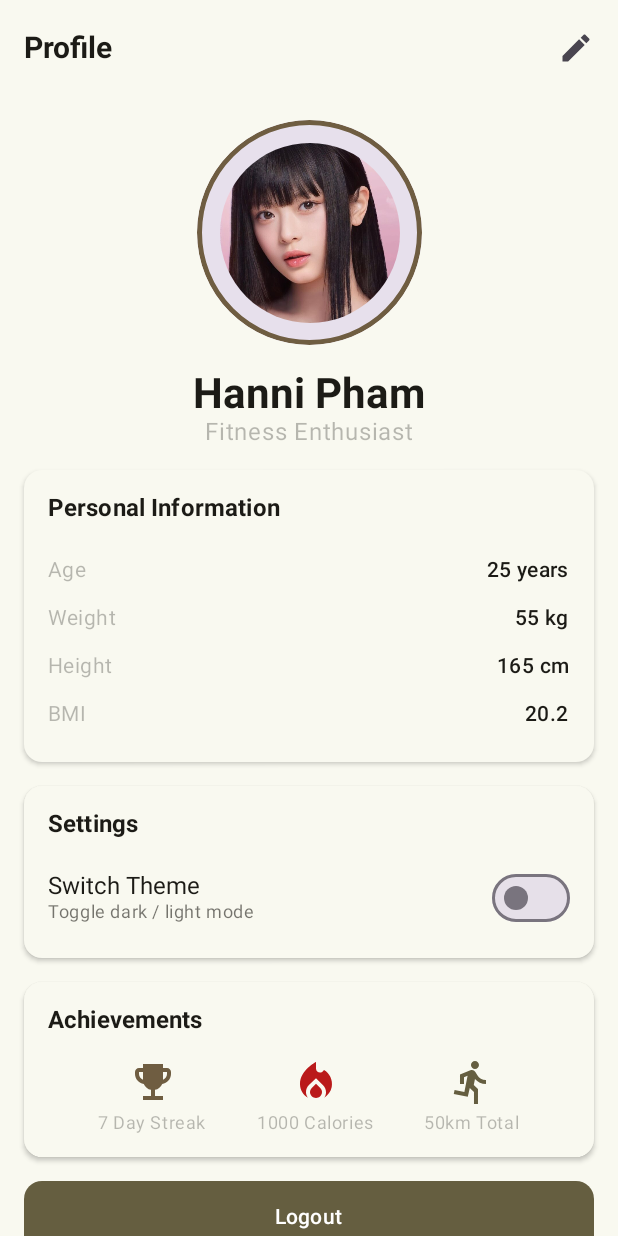
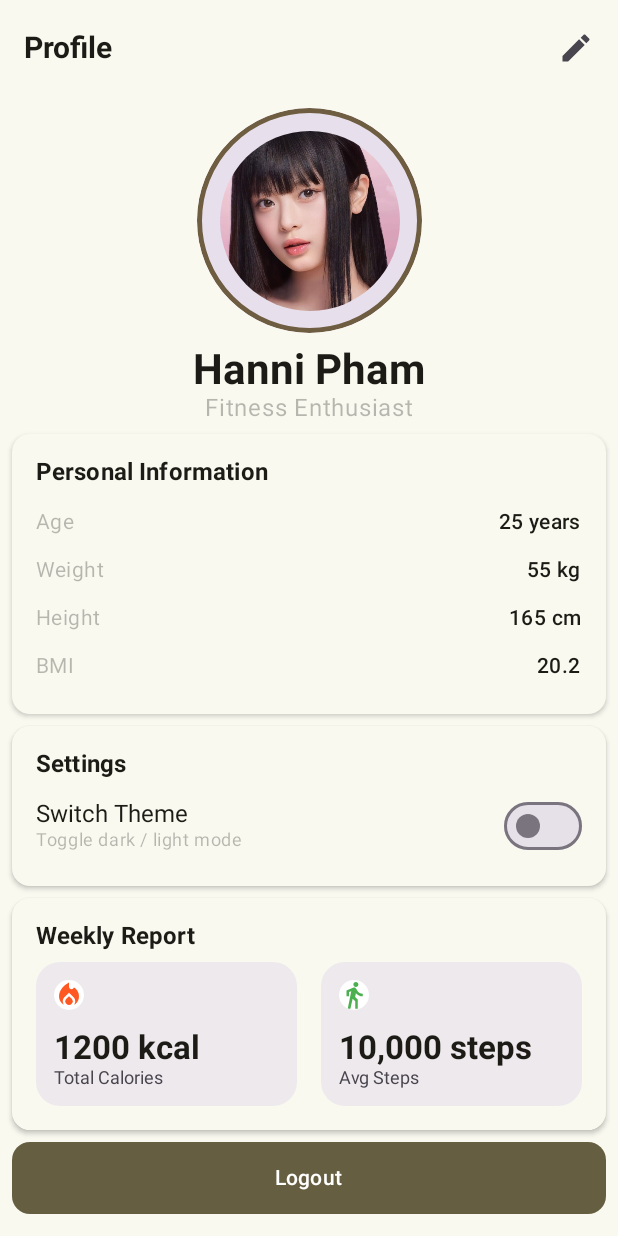
Before and after one commit to KidKyzo/Smart-Fit, an Android app built with Jetpack Compose: the profile_screen screen opened through its navigation route, on a phone screen of 412 x 824 dp. Run offline under Robolectric (Android 15) with nearby library versions, the phone set to English and light mode, and no system bars.

Commit message:
Refactoring Profile Page

```diff
--- a/app/src/main/java/com/example/smartfit/AppNav.kt
+++ b/app/src/main/java/com/example/smartfit/AppNav.kt
@@ -104,7 +104,6 @@ fun AppNav(themeViewModel: ThemeViewModel) {
             ProfileScreen(
                 themeViewModel = themeViewModel,
                 userViewModel = userViewModel,
-                onBack = { navController.popBackStack() }
             )
         }
     }
--- a/app/src/main/java/com/example/smartfit/data/repository/UserRepository.kt
+++ b/app/src/main/java/com/example/smartfit/data/repository/UserRepository.kt
@@ -3,22 +3,14 @@ package com.example.smartfit.data.repository
 import android.content.Context
 import com.example.smartfit.data.datastore.UserPreferences
 import kotlinx.coroutines.flow.Flow
+import kotlinx.coroutines.flow.map
 
 class UserRepository(context: Context) {
 
     private val userPreferences = UserPreferences(context)
 
-    val theme: Flow<Boolean> = userPreferences.themeFlow as Flow<Boolean>
-
-    suspend fun saveTheme(isDarkMode: Boolean) {
-        userPreferences.saveTheme(isDarkMode)
-    }
-
+    val theme: Flow<Boolean> = userPreferences.themeFlow.map { it ?: false }
     val stepGoal: Flow<Int> = userPreferences.stepGoalFlow
-
-    suspend fun saveStepGoal(goal: Int) {
-        userPreferences.saveStepGoal(goal)
-    }
 
     val isLoggedIn: Flow<Boolean> = userPreferences.isLoggedInFlow
 
--- a/app/src/main/java/com/example/smartfit/screens/home/HomeScreen.kt
+++ b/app/src/main/java/com/example/smartfit/screens/home/HomeScreen.kt
@@ -6,6 +6,7 @@ import androidx.compose.material.icons.Icons
 import androidx.compose.material.icons.automirrored.filled.DirectionsWalk
 import androidx.compose.material.icons.filled.Home
 import androidx.compose.material.icons.filled.Person
+import androidx.compose.material.icons.filled.Stairs
 import androidx.compose.material3.Icon
 import androidx.compose.material3.MaterialTheme
 import androidx.compose.material3.NavigationBar
@@ -104,7 +105,6 @@ fun ScreenContent(
         2 -> ProfileScreen(
             themeViewModel = themeViewModel,
             userViewModel = userViewModel,
-            onBack = { onNavigate(0) }
         )
     }
 }
--- a/app/src/main/java/com/example/smartfit/screens/profile/ProfileScreen.kt
+++ b/app/src/main/java/com/example/smartfit/screens/profile/ProfileScreen.kt
@@ -17,13 +17,15 @@ import androidx.compose.foundation.layout.height
 import androidx.compose.foundation.layout.padding
 import androidx.compose.foundation.layout.size
 import androidx.compose.foundation.lazy.LazyColumn
+import androidx.compose.foundation.shape.CircleShape
+import androidx.compose.foundation.shape.RoundedCornerShape
 import androidx.compose.material.icons.Icons
-import androidx.compose.material.icons.automirrored.filled.ArrowBack
-import androidx.compose.material.icons.automirrored.filled.DirectionsRun
+import androidx.compose.material.icons.automirrored.filled.DirectionsWalk
 import androidx.compose.material.icons.filled.Edit
-import androidx.compose.material.icons.filled.EmojiEvents
 import androidx.compose.material.icons.filled.LocalFireDepartment
 import androidx.compose.material3.AlertDialog
+import androidx.compose.material3.Card
+import androidx.compose.material3.CardDefaults
 import androidx.compose.material3.ExperimentalMaterial3Api
 import androidx.compose.material3.Icon
 import androidx.compose.material3.IconButton
@@ -42,11 +44,14 @@ import androidx.compose.runtime.setValue
 import androidx.compose.ui.Alignment
 import androidx.compose.ui.Modifier
 import androidx.compose.ui.draw.clip
+import androidx.compose.ui.graphics.Color
+import androidx.compose.ui.graphics.vector.ImageVector
 import androidx.compose.ui.layout.ContentScale
 import androidx.compose.ui.res.painterResource
 import androidx.compose.ui.text.font.FontWeight
+import androidx.compose.ui.unit.dp
+import androidx.compose.ui.unit.sp
 import com.example.smartfit.R
-import com.example.smartfit.Routes
 import com.example.smartfit.ui.designsystem.Alpha
 import com.example.smartfit.ui.designsystem.AppButton
 import com.example.smartfit.ui.designsystem.AppCard
@@ -66,8 +71,8 @@ import com.example.smartfit.viewmodel.UserViewModel
 @Composable
 fun ProfileScreen(
     themeViewModel: ThemeViewModel,
-    userViewModel: UserViewModel,
-    onBack: () -> Unit
+    userViewModel: UserViewModel
+
 ) {
     val isDarkTheme by themeViewModel.isDarkTheme.collectAsState()
     var userName by remember { mutableStateOf("Hanni Pham") }
@@ -92,8 +97,8 @@ fun ProfileScreen(
             modifier = Modifier
                 .fillMaxSize()
                 .padding(padding),
-            contentPadding = PaddingValues(Spacing.md),
-            verticalArrangement = Arrangement.spacedBy(Spacing.md)
+            contentPadding = PaddingValues(Spacing.sm),
+            verticalArrangement = Arrangement.spacedBy(Spacing.sm)
         ) {
             item {
                 // Profile Header
@@ -122,7 +127,7 @@ fun ProfileScreen(
                         )
                     }
 
-                    Spacer(modifier = Modifier.height(Spacing.md))
+                    Spacer(modifier = Modifier.height(Spacing.sm))
 
                     Text(
                         text = userName,
@@ -145,7 +150,7 @@ fun ProfileScreen(
                     elevation = 1
                 ) {
                     SectionHeader(title = "Personal Information")
-                    Spacer(modifier = Modifier.height(Spacing.md))
+                    Spacer(modifier = Modifier.height(Spacing.sm))
 
                     InfoRow("Age", "$userAge years")
                     InfoRow("Weight", "$userWeight kg")
@@ -161,7 +166,7 @@ fun ProfileScreen(
                     elevation = 1
                 ) {
                     SectionHeader(title = "Settings")
-                    Spacer(modifier = Modifier.height(Spacing.md))
+                    Spacer(modifier = Modifier.height(Spacing.sm))
 
                     Row(
                         modifier = Modifier.fillMaxWidth(),
@@ -176,7 +181,7 @@ fun ProfileScreen(
                             Text(
                                 text = "Toggle dark / light mode",
                                 style = MaterialTheme.typography.bodySmall,
-                                color = MaterialTheme.colorScheme.onSurface.copy(alpha = 0.6f)
+                                color = MaterialTheme.colorScheme.onSurface.copy(alpha = Alpha.medium)
                             )
                         }
                         Switch(
@@ -191,36 +196,39 @@ fun ProfileScreen(
             }
 
             item {
-                // Achievement Card
+                // Weekly Report Card - Refactored to match other cards
                 AppCard(
                     modifier = Modifier.fillMaxWidth(),
                     elevation = 1
                 ) {
-                    SectionHeader(title = "Achievements")
-                    Spacer(modifier = Modifier.height(Spacing.md))
+                    SectionHeader(title = "Weekly Report")
+                    Spacer(modifier = Modifier.height(Spacing.sm))
 
                     Row(
                         modifier = Modifier.fillMaxWidth(),
-                        horizontalArrangement = Arrangement.SpaceEvenly
+                        horizontalArrangement = Arrangement.spacedBy(16.dp)
                     ) {
-                        AchievementItem(
-                            icon = Icons.Default.EmojiEvents,
-                            title = "7 Day Streak",
-                            color = MaterialTheme.colorScheme.primary
+                        // Calories Card
+                        ReportCard(
+                            modifier = Modifier.weight(1f),
+                            title = "Total Calories",
+                            value = "1200 kcal",
+                            icon = Icons.Default.LocalFireDepartment,
+                            iconTint = Color(0xFFFF5722) // Orange/Red
                         )
-                        AchievementItem(
-                            icon = Icons.Default.LocalFireDepartment,
-                            title = "1000 Calories",
-                            color = MaterialTheme.colorScheme.error
-                        )
-                        AchievementItem(
-                            icon = Icons.AutoMirrored.Filled.DirectionsRun,
-                            title = "50km Total",
-                            color = MaterialTheme.colorScheme.secondary
+
+                        // Steps Card
+                        ReportCard(
+                            modifier = Modifier.weight(1f),
+                            title = "Avg Steps",
+                            value = "10,000 steps",
+                            icon = Icons.AutoMirrored.Filled.DirectionsWalk,
+                            iconTint = Color(0xFF4CAF50) // Green
                         )
                     }
                 }
             }
+
             item {
                 AppButton(
                     text = "Logout",
@@ -251,6 +259,58 @@ fun ProfileScreen(
 }
 
 @Composable
+fun ReportCard(
+    modifier: Modifier = Modifier,
+    title: String,
+    value: String,
+    icon: ImageVector,
+    iconTint: Color
+) {
+    Card(
+        modifier = modifier,
+        shape = RoundedCornerShape(16.dp),
+        colors = CardDefaults.cardColors(
+            containerColor = MaterialTheme.colorScheme.surfaceVariant.copy(alpha = 0.6f)
+        )
+    ) {
+        Column(
+            modifier = Modifier
+                .padding(12.dp)
+                .fillMaxWidth(),
+            horizontalAlignment = Alignment.Start
+        ) {
+            Box(
+                modifier = Modifier
+                    .size(20.dp)
+                    .clip(CircleShape)
+                    .background(Color.White),
+                contentAlignment = Alignment.Center
+            ) {
+                Icon(
+                    imageVector = icon,
+                    contentDescription = null,
+                    tint = iconTint,
+                    modifier = Modifier.size(24.dp)
+                )
+            }
+            Spacer(modifier = Modifier.height(12.dp))
+
+            Text(
+                text = value,
+                fontSize = 22.sp,
+                fontWeight = FontWeight.Bold,
+                color = MaterialTheme.colorScheme.onSurface
+            )
+            Text(
+                text = title,
+                fontSize = 12.sp,
+                color = MaterialTheme.colorScheme.onSurfaceVariant
+            )
+        }
+    }
+}
+
+@Composable
 fun InfoRow(label: String, value: String) {
     Row(
         modifier = Modifier
@@ -267,30 +327,6 @@ fun InfoRow(label: String, value: String) {
             text = value,
             style = AppTypography.typography.bodyMedium,
             fontWeight = FontWeight.Medium
-        )
-    }
-}
-
-@Composable
-fun AchievementItem(
-    icon: androidx.compose.ui.graphics.vector.ImageVector,
-    title: String,
-    color: androidx.compose.ui.graphics.Color
-) {
-    Column(
-        horizontalAlignment = Alignment.CenterHorizontally
-    ) {
-        Icon(
-            imageVector = icon,
-            contentDescription = title,
-            tint = color,
-            modifier = Modifier.size(Sizing.iconLarge)
-        )
-        Spacer(modifier = Modifier.height(Spacing.xs))
-        Text(
-            text = title,
-            style = AppTypography.typography.bodySmall,
-            color = MaterialTheme.colorScheme.onSurface.copy(alpha = Alpha.medium)
         )
     }
 }
```
